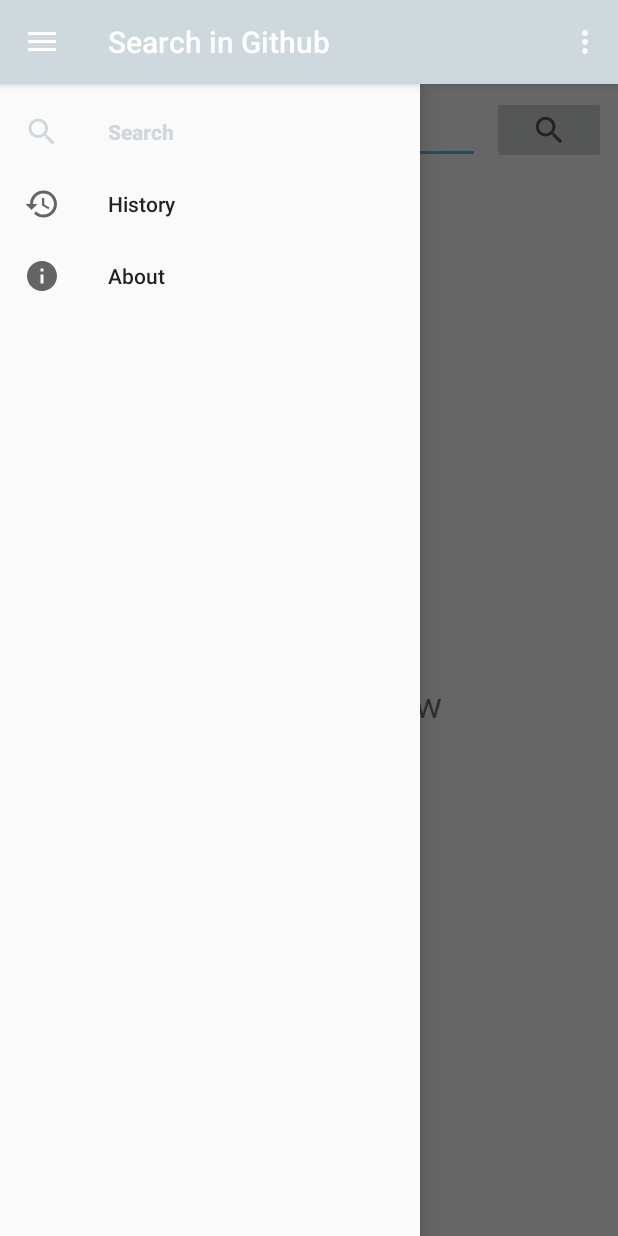
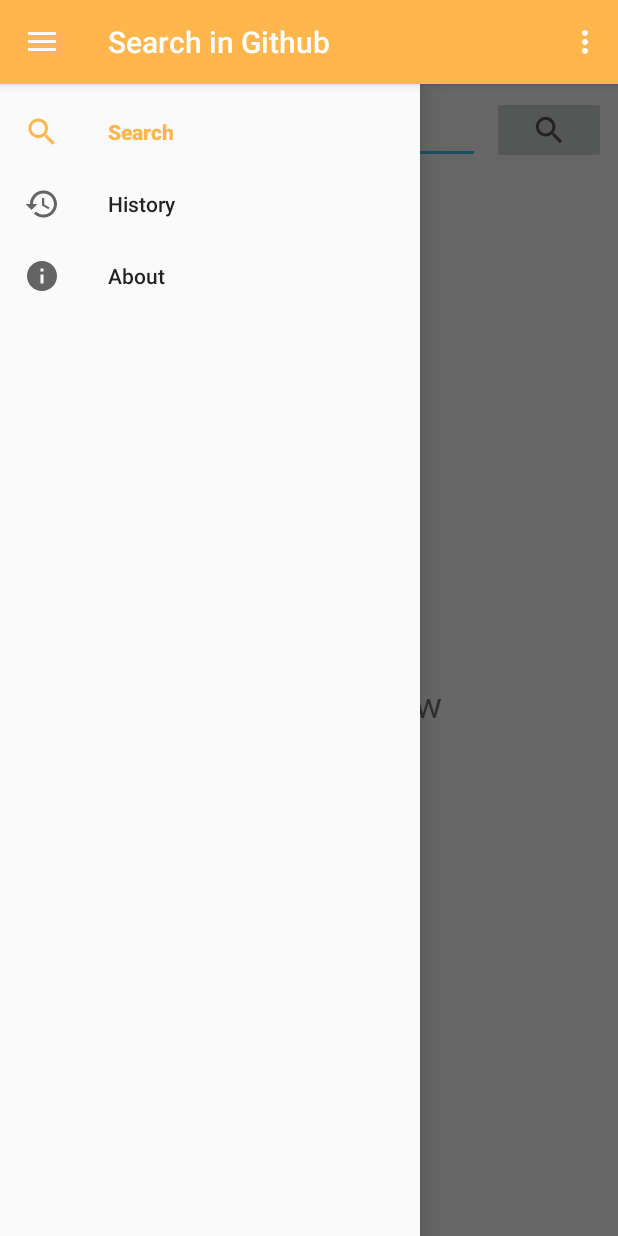
Before and after one commit to TroninDV/GithubSearchApp, an Android app: the screen it shows after launch (MainActivity), with the side drawer open, on a phone screen of 412 x 824 dp. Run offline under Robolectric (Android 15) with nearby library versions, the phone set to English and light mode, and no system bars; our stand-ins replace Room's generated code, data binding, navigation-ui.

Commit message:
Color changed

```diff
--- a/app/src/main/res/values/colors.xml
+++ b/app/src/main/res/values/colors.xml
@@ -1,6 +1,7 @@
 <?xml version="1.0" encoding="utf-8"?>
 <resources>
-    <color name="colorPrimary">#cfd8dc</color>
-    <color name="colorPrimaryDark">#9ea7aa</color>
+    <color name="colorPrimary">#ffb74d</color>
+    <color name="colorPrimaryDark">#c88719</color>
+    <color name="colorPrimaryLight">#ffe97d</color>
     <color name="colorAccent">#4fc3f7</color>
 </resources>
```
